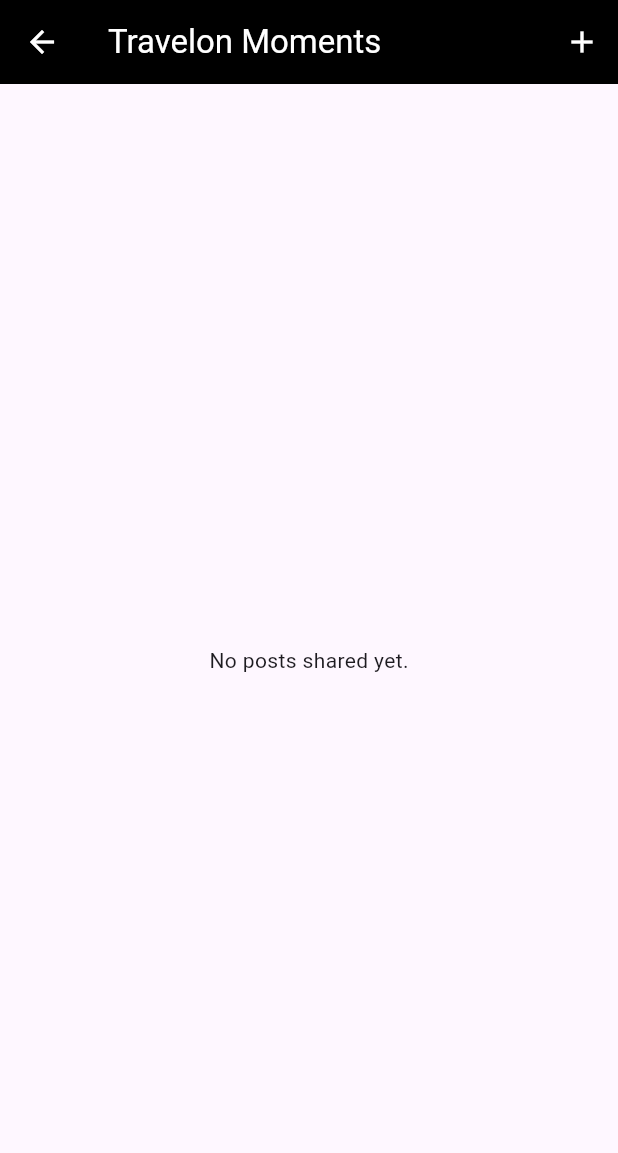
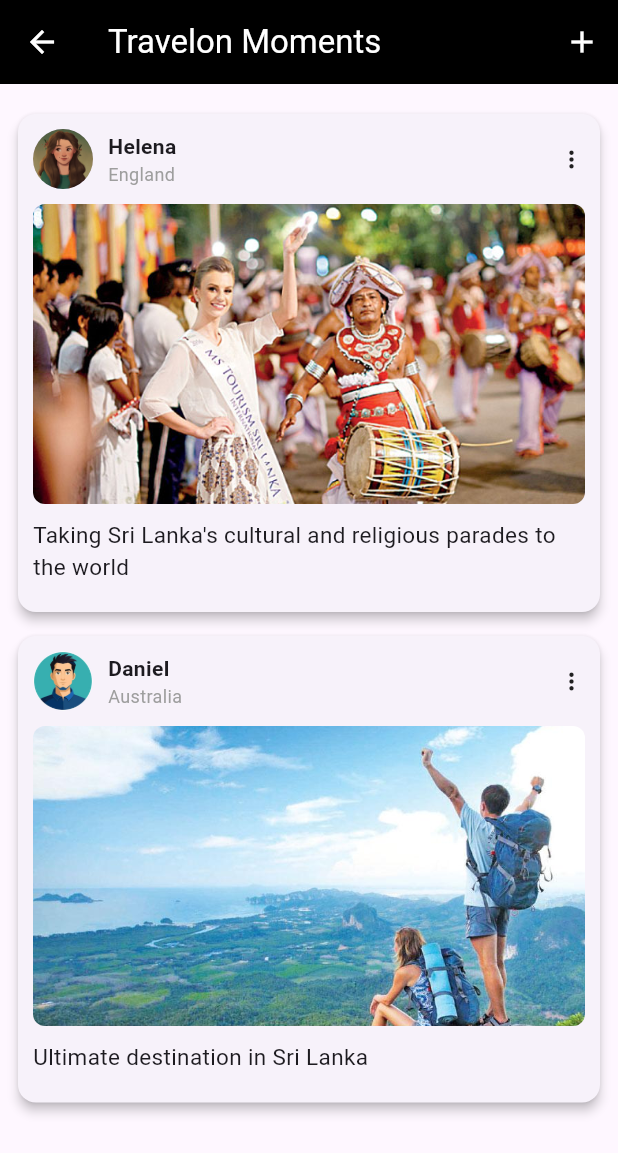
Before and after one commit to Team-EXYTE/Travelon-mobile, a Flutter app: the screen it shows after launch, after a tap on the "favorite outline" icon, on a phone screen of 412 x 824 dp. Shown: the top 1153 px of the screen. Run offline on Flutter 3.47's test engine with Material 3 defaults, Android fonts, the phone set to English and light mode, and no system bars; our stand-ins replace file_picker.

Commit message:
changes in dashboard

```diff
--- a/lib/screens/creator_dashboard.dart
+++ b/lib/screens/creator_dashboard.dart
@@ -11,7 +11,24 @@ class CreatorDashboard extends StatefulWidget {
 
 class _CreatorDashboardState extends State<CreatorDashboard> {
   final TextEditingController _descriptionController = TextEditingController();
-  final List<Map<String, dynamic>> _posts = [];
+  final List<Map<String, dynamic>> _posts = [
+    {
+      'username': 'Helena',
+      'country': 'England',
+      'image': 'assets/post1.jpg',
+      'description': "Taking Sri Lanka's cultural and religious parades to the world",
+      'profile': 'assets/user1.jpg',
+    },
+    {
+      'username': 'Daniel',
+      'country': 'Australia',
+      'image': 'assets/post2.jpeg',
+      'description':
+          "Ultimate destination in Sri Lanka",
+      'profile': 'assets/user2.jpeg',
+    },
+  ];
+
   File? _selectedImage;
   bool _isUploading = false;
 
@@ -29,12 +46,15 @@ class _CreatorDashboardState extends State<CreatorDashboard> {
     if (_selectedImage != null && _descriptionController.text.isNotEmpty) {
       setState(() {
         _posts.insert(0, {
+          'username': 'You',
+          'country': 'Sri Lanka',
           'image': _selectedImage!,
           'description': _descriptionController.text,
+          'profile': 'assets/user1.jpg',
         });
         _selectedImage = null;
         _descriptionController.clear();
-        _isUploading = false;  // Go back to posts view after posting
+        _isUploading = false;
       });
     }
   }
@@ -57,15 +77,15 @@ class _CreatorDashboardState extends State<CreatorDashboard> {
   Widget build(BuildContext context) {
     return Scaffold(
       appBar: AppBar(
-        title: const Text('Travelon Moments', style: TextStyle(color: Colors.white)),
+        title: const Text(
+          'Travelon Moments',
+          style: TextStyle(color: Colors.white),
+        ),
         backgroundColor: Colors.black,
         iconTheme: const IconThemeData(color: Colors.white),
         actions: [
           if (!_isUploading)
-            IconButton(
-              icon: const Icon(Icons.add),
-              onPressed: _startUploading,
-            ),
+            IconButton(icon: const Icon(Icons.add), onPressed: _startUploading),
           if (_isUploading)
             IconButton(
               icon: const Icon(Icons.close),
@@ -84,8 +104,10 @@ class _CreatorDashboardState extends State<CreatorDashboard> {
         child: Column(
           crossAxisAlignment: CrossAxisAlignment.start,
           children: [
-            const Text('Share a place you admired:',
-                style: TextStyle(fontSize: 18, fontWeight: FontWeight.bold)),
+            const Text(
+              'Share a place you admired:',
+              style: TextStyle(fontSize: 18, fontWeight: FontWeight.bold),
+            ),
             const SizedBox(height: 10),
             GestureDetector(
               onTap: pickImage,
@@ -97,7 +119,8 @@ class _CreatorDashboardState extends State<CreatorDashboard> {
                   border: Border.all(color: Colors.grey),
                   borderRadius: BorderRadius.circular(8),
                 ),
-                child: _selectedImage != null
+                child:
+                    _selectedImage != null
                         ? Image.file(_selectedImage!, fit: BoxFit.cover)
                         : const Center(child: Text("Tap to select image")),
               ),
@@ -124,31 +147,79 @@ class _CreatorDashboardState extends State<CreatorDashboard> {
   }
 
   Widget _buildPostsList() {
-    return Padding(
+    return ListView.builder(
       padding: const EdgeInsets.all(12),
-      child: _posts.isEmpty
-          ? const Center(child: Text('No posts shared yet.'))
-          : ListView.builder(
       itemCount: _posts.length,
-              shrinkWrap: true,
-              physics: const AlwaysScrollableScrollPhysics(),
       itemBuilder: (context, index) {
         final post = _posts[index];
         return Card(
           margin: const EdgeInsets.symmetric(vertical: 8),
+          shape: RoundedRectangleBorder(
+            borderRadius: BorderRadius.circular(12),
+          ),
+          elevation: 3,
+          child: Padding(
+            padding: const EdgeInsets.all(10),
             child: Column(
               crossAxisAlignment: CrossAxisAlignment.start,
               children: [
-                      Image.file(post['image']),
-                      Padding(
-                        padding: const EdgeInsets.all(8.0),
-                        child: Text(post['description'], style: const TextStyle(fontSize: 16)),
+                // Profile Info
+                Row(
+                  children: [
+                    CircleAvatar(
+                      radius: 20,
+                      backgroundImage: AssetImage(post['profile']),
+                    ),
+                    const SizedBox(width: 10),
+                    Column(
+                      crossAxisAlignment: CrossAxisAlignment.start,
+                      children: [
+                        Text(
+                          post['username'],
+                          style: const TextStyle(fontWeight: FontWeight.bold),
+                        ),
+                        Text(
+                          post['country'],
+                          style: const TextStyle(
+                            color: Colors.grey,
+                            fontSize: 12,
+                          ),
                         ),
                       ],
                     ),
+                    const Spacer(),
+                    const SizedBox(width: 4),
+                    const Icon(Icons.more_vert, size: 18),
+                  ],
+                ),
+                const SizedBox(height: 10),
+                // Image
+                ClipRRect(
+                  borderRadius: BorderRadius.circular(8),
+                  child:
+                      post['image'] is File
+                          ? Image.file(
+                            post['image'],
+                            fit: BoxFit.cover,
+                            height: 200,
+                            width: double.infinity,
+                          )
+                          : Image.asset(
+                            post['image'],
+                            fit: BoxFit.cover,
+                            height: 200,
+                            width: double.infinity,
+                          ),
+                ),
+                const SizedBox(height: 10),
+                // Description
+                Text(post['description'], style: const TextStyle(fontSize: 15)),
+                const SizedBox(height: 10),
+              ],
+            ),
+          ),
         );
       },
-            ),
     );
   }
 }
--- a/lib/widgets/event_section.dart
+++ b/lib/widgets/event_section.dart
@@ -63,7 +63,7 @@ Widget _eventCard(BuildContext context, String imagePath, String title, String p
         : [
             {'image': 'assets/event1.jpeg', 'title': 'Batik Workshop', 'price': '\$10.99'},
             {'image': 'assets/event2.jpg', 'title': 'Cooking Class', 'price': '\$21.99'},
-            {'image': 'assets/event3.avif', 'title': 'Sightseeing', 'price': '\$14.99'},
+            {'image': 'assets/event3.jpg', 'title': 'Sightseeing', 'price': '\$14.99'},
             {'image': 'assets/event5.jpg', 'title': 'Dalada Perahera', 'price': '\$16.99'},
             {'image': 'assets/event4.webp', 'title': 'Kohomba kankariya', 'price': '\$5.99'},
             {'image': 'assets/event6.jpg', 'title': 'Thaipongal', 'price': '\$8.99'},
--- a/lib/widgets/hero_banner.dart
+++ b/lib/widgets/hero_banner.dart
@@ -21,7 +21,7 @@ class HeroBanner extends StatelessWidget {
             Container(
               width: double.infinity,
               padding: EdgeInsets.all(12),
-              color: Colors.black.withOpacity(0.5),
+              color: Colors.black.withValues(alpha: 0.5),
               child: Text(
                 'Kandy Perahera\nThe Kandy perahera is a grand Buddhist festival in Sri Lanka...',
                 style: TextStyle(color: Colors.white),
```
Also changed, not shown: assets/post1.jpg (added), assets/post2.jpeg (added), assets/user1.jpg (added), assets/user2.jpeg (added). Lines whose indentation alone changed are shown as unchanged.
